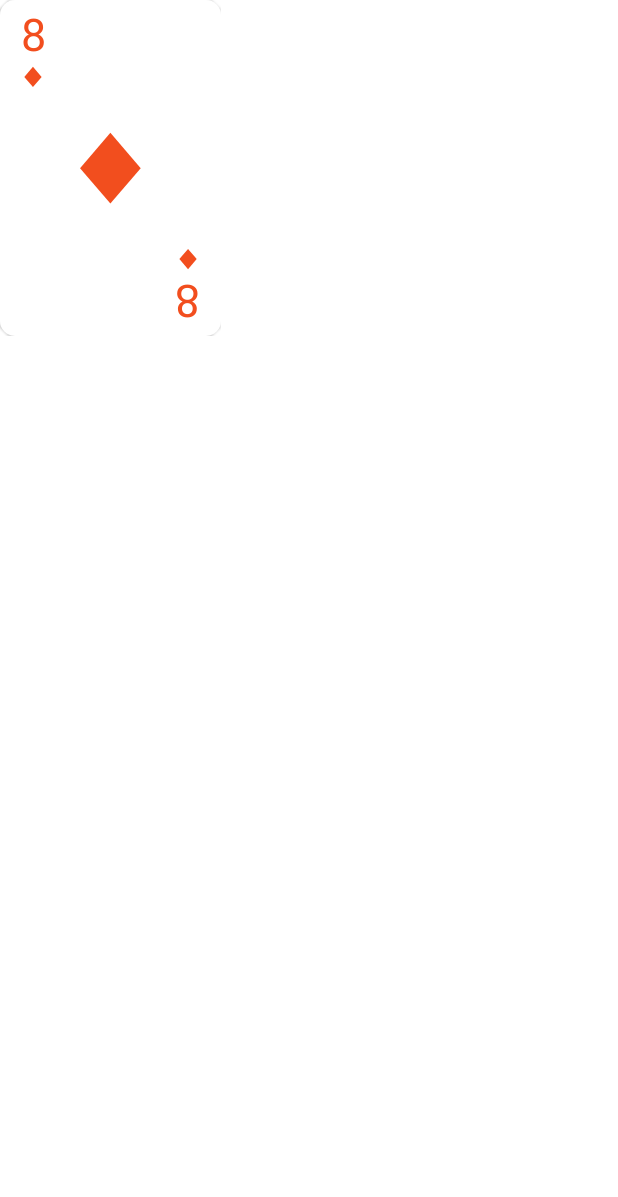
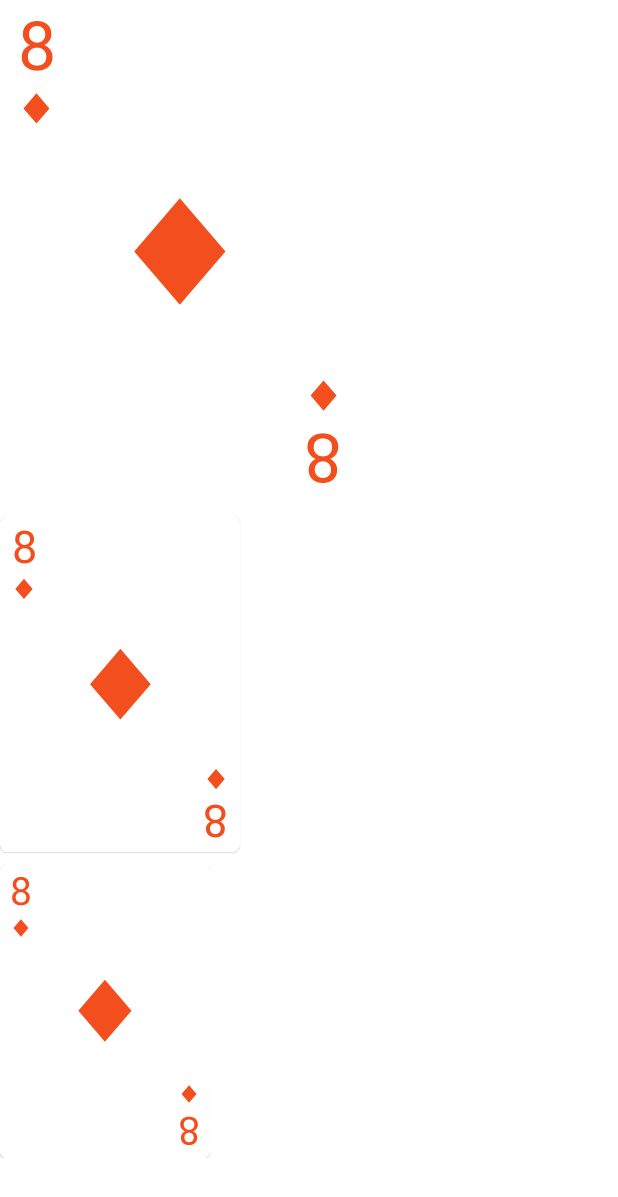
Before and after one commit to dnkilic/war-of-suits, an Android app built with Jetpack Compose: the @Preview function PreviewPlayCardFace, on a phone screen of 412 x 824 dp. Shown: the top 1197 px of the screen. Run offline under Robolectric (Android 15) with nearby library versions, the phone set to English and light mode, and no system bars.

Commit message:
Implement PlayCardSize

```diff
--- a/app/src/main/java/com/dnkilic/warofsuits/navigation/NavigationGraph.kt
+++ b/app/src/main/java/com/dnkilic/warofsuits/navigation/NavigationGraph.kt
@@ -61,7 +61,6 @@ fun WarOfSuitsNavigation(
                 route = NavigationDestination.Game.route,
                 arguments = NavigationDestination.Game.argumentList
             ) { backStackEntry ->
-                gameViewModel.resetGame()
                 val userName = NavigationDestination.Game.parseArguments(backStackEntry).userName
                 GameScreen(
                     userName = userName,
--- a/base-ui-components/src/main/java/com/dnkilic/uicomponents/components/PlayCard.kt
+++ b/base-ui-components/src/main/java/com/dnkilic/uicomponents/components/PlayCard.kt
@@ -12,14 +12,17 @@ import androidx.compose.ui.Modifier
 import androidx.compose.ui.draw.rotate
 import androidx.compose.ui.graphics.Color
 import androidx.compose.ui.graphics.graphicsLayer
+import androidx.compose.ui.layout.ContentScale
 import androidx.compose.ui.res.painterResource
 import androidx.compose.ui.text.font.FontFamily
 import androidx.compose.ui.text.font.FontWeight
 import androidx.compose.ui.tooling.preview.Preview
+import androidx.compose.ui.unit.Dp
 import androidx.compose.ui.unit.dp
 import androidx.compose.ui.unit.sp
 import com.dnkilic.uicomponents.R
 import com.dnkilic.uicomponents.ext.*
+import com.dnkilic.uicomponents.theme.AppTheme
 import com.dnkilic.warofsuits.data.model.*
 import kotlin.math.abs
 
@@ -28,12 +31,21 @@ fun PlayCard(
     modifier: Modifier = Modifier,
     flipValue: Float,
     card: CardDto,
+    playCardSize: PlayCardSize,
 ) {
     DoubleSide(
         modifier = modifier,
         rotationY = flipValue * 180,
-        front = { PlayCardFront(cardValue = card.cardValue, cardType = card.cardType) },
-        back = { PlayCardBack() }
+        front = {
+            PlayCardFront(
+                playCardSize = playCardSize,
+                cardValue = card.cardValue,
+                cardType = card.cardType)
+        },
+        back = {
+            PlayCardBack(playCardSize = playCardSize)
+        },
+        playCardSize = playCardSize
     )
 }
 
@@ -41,6 +53,7 @@ fun PlayCard(
 private fun DoubleSide(
     modifier: Modifier,
     rotationY: Float = 0f,
+    playCardSize: PlayCardSize,
     front: @Composable () -> Unit,
     back: @Composable () -> Unit
 ) {
@@ -50,13 +63,13 @@ private fun DoubleSide(
         val rotationYBack = -rotationY
         Card(
             modifier = modifier
-                .height(224.dp)
-                .width(147.dp)
+                .height(playCardSize.height())
+                .width(playCardSize.width())
                 .graphicsLayer(
                     rotationY = rotationYBack,
                     cameraDistance = 8f
                 ),
-            shape = RoundedCornerShape(10.dp),
+            shape = RoundedCornerShape((playCardSize.multiplier * 5).dp),
             backgroundColor = Color.White,
             elevation = 1.dp,
         ) {
@@ -65,15 +78,15 @@ private fun DoubleSide(
     } else {
         Card(
             modifier = modifier
-                .height(224.dp)
-                .width(147.dp)
+                .height(playCardSize.height())
+                .width(playCardSize.width())
                 .graphicsLayer(
                     rotationY = rotationY,
                     cameraDistance = 8f
                 ),
-            shape = RoundedCornerShape(10.dp),
+            shape = RoundedCornerShape((playCardSize.multiplier * 5).dp),
             backgroundColor = Color.White,
-            elevation = 1.dp,
+            elevation = (playCardSize.multiplier * 0.5).dp,
         ) {
             front()
         }
@@ -84,16 +97,18 @@ private fun DoubleSide(
 private fun PlayCardFront(
     cardValue: CardValue,
     cardType: CardType,
+    playCardSize: PlayCardSize,
 ) {
     Box {
         PlayCardValue(
             modifier = Modifier.align(Alignment.TopStart),
             cardType = cardType,
-            cardValue = cardValue
+            cardValue = cardValue,
+            playCardSize = playCardSize,
         )
         Image(
             modifier = Modifier
-                .size(70.dp)
+                .size(playCardSize.centerIconSize())
                 .align(Alignment.Center),
             imageVector = cardType.icon(),
             contentDescription = ""
@@ -103,7 +118,8 @@ private fun PlayCardFront(
                 .align(Alignment.BottomEnd)
                 .rotate(180f),
             cardType = cardType,
-            cardValue = cardValue
+            cardValue = cardValue,
+            playCardSize = playCardSize,
         )
     }
 }
@@ -113,6 +129,7 @@ private fun PlayCardValue(
     modifier: Modifier,
     cardValue: CardValue,
     cardType: CardType,
+    playCardSize: PlayCardSize,
 ) {
     val textColor = when (cardType) {
         CardType.CLUB, CardType.SPADE -> Color.Black
@@ -129,19 +146,22 @@ private fun PlayCardValue(
 
     Column(
         modifier = modifier
-            .padding(horizontal = 12.dp, vertical = 6.dp)
+            .padding(
+                horizontal = (playCardSize.multiplier * 6).dp,
+                vertical = (playCardSize.multiplier * 3).dp
+            )
             .wrapContentHeight(),
         horizontalAlignment = Alignment.CenterHorizontally
     ) {
         Text(
             text = value,
             color = textColor,
-            fontSize = 30.sp,
+            fontSize = playCardSize.fontSize().sp,
             fontWeight = FontWeight.Normal,
             fontFamily = FontFamily.SansSerif
         )
         Image(
-            modifier = Modifier.size(20.dp),
+            modifier = Modifier.size(playCardSize.iconSize()),
             imageVector = cardType.icon(),
             contentDescription = ""
         )
@@ -149,13 +169,16 @@ private fun PlayCardValue(
 }
 
 @Composable
-private fun PlayCardBack() {
+private fun PlayCardBack(
+    playCardSize: PlayCardSize
+) {
     Surface(
         modifier = Modifier,
-        shape = RoundedCornerShape(8.dp),
+        shape = RoundedCornerShape((playCardSize.multiplier * 4).dp),
     ) {
         Image(
             painterResource(R.drawable.card_back),
+            contentScale = ContentScale.FillBounds,
             contentDescription = "Back Poker Card",
         )
     }
@@ -171,7 +194,24 @@ private fun PreviewPlayCardFace() {
         cardState = CardState.DISMISSED
     )
 
-    PlayCard(card = card, flipValue = 0f)
+    Column {
+        PlayCard(
+            card = card,
+            flipValue = 0f,
+            playCardSize = PlayCardSize.BIG
+        )
+        Spacer(modifier = Modifier.height(AppTheme.spaces.S))
+        PlayCard(card = card,
+            flipValue = 0f,
+            playCardSize = PlayCardSize.MEDIUM
+        )
+        Spacer(modifier = Modifier.height(AppTheme.spaces.S))
+        PlayCard(
+            card = card,
+            flipValue = 0f,
+            playCardSize = PlayCardSize.SMALL
+        )
+    }
 }
 
 @Preview
@@ -184,5 +224,39 @@ private fun PreviewPlayCardBack() {
         cardState = CardState.DISMISSED
     )
 
-    PlayCard(card = card, flipValue = 1f)
+    PlayCard(
+        card = card,
+        flipValue = 1f,
+        playCardSize = PlayCardSize.MEDIUM
+    )
 }
+
+enum class PlayCardSize(val multiplier: Float) {
+    SMALL(0.875f), MEDIUM(1f), BIG(1.5f)
+}
+
+private const val MIN_CARD_HEIGHT = 224
+private const val MIN_CARD_WIDTH = 160
+private const val MIN_CENTER_ICON_SIZE = 70
+private const val MIN_CENTER_FONT_SIZE = 30
+private const val MIN_ICON_SIZE = 20
+
+private fun PlayCardSize.height(): Dp {
+    return (MIN_CARD_HEIGHT * this.multiplier).dp
+}
+
+private fun PlayCardSize.width(): Dp {
+    return (MIN_CARD_WIDTH * this.multiplier).dp
+}
+
+private fun PlayCardSize.centerIconSize(): Dp {
+    return (MIN_CENTER_ICON_SIZE * this.multiplier).dp
+}
+
+private fun PlayCardSize.fontSize(): Float {
+    return MIN_CENTER_FONT_SIZE * this.multiplier
+}
+
+private fun PlayCardSize.iconSize(): Dp {
+    return (MIN_ICON_SIZE * this.multiplier).dp
+}
```
Also changed, not shown: feature-game/src/main/java/com/dnkilic/warofsuits/game/ui/Board.kt (+3 -5 lines), feature-game/src/main/java/com/dnkilic/warofsuits/game/ui/GameViewModel.kt (+17 -3 lines).
